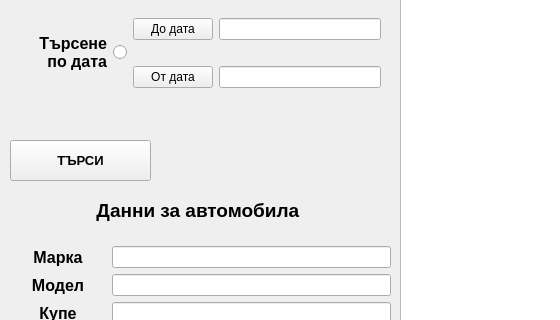
Before: the Qt Designer form showallcars.ui in JohnnyBrawo/CarServ, drawn with Qt 5; both pictures show x 0 to 560 and y 230 to 550 of the 1130 by 694 pixel window.
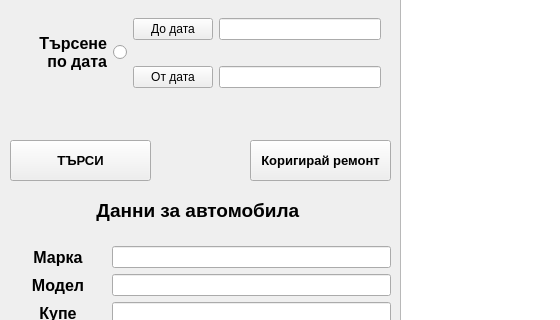
After: the same form once the commit is applied. Icons and pictures are not drawn.

Commit message: Change Repair Database. Add Current and finished repair into different DB , because of plenty of reasuns :)

```diff
--- a/showallcars.ui
+++ b/showallcars.ui
@@ -526,6 +526,26 @@
     <string>PRINT</string>
    </property>
   </widget>
+  <widget class="QPushButton" name="Button_EditRepair">
+   <property name="geometry">
+    <rect>
+     <x>250</x>
+     <y>370</y>
+     <width>141</width>
+     <height>41</height>
+    </rect>
+   </property>
+   <property name="font">
+    <font>
+     <pointsize>10</pointsize>
+     <weight>75</weight>
+     <bold>true</bold>
+    </font>
+   </property>
+   <property name="text">
+    <string>Коригирай ремонт</string>
+   </property>
+  </widget>
  </widget>
  <resources>
   <include location="Images/images.qrc"/>
```
The commit also changes 9 other files.
